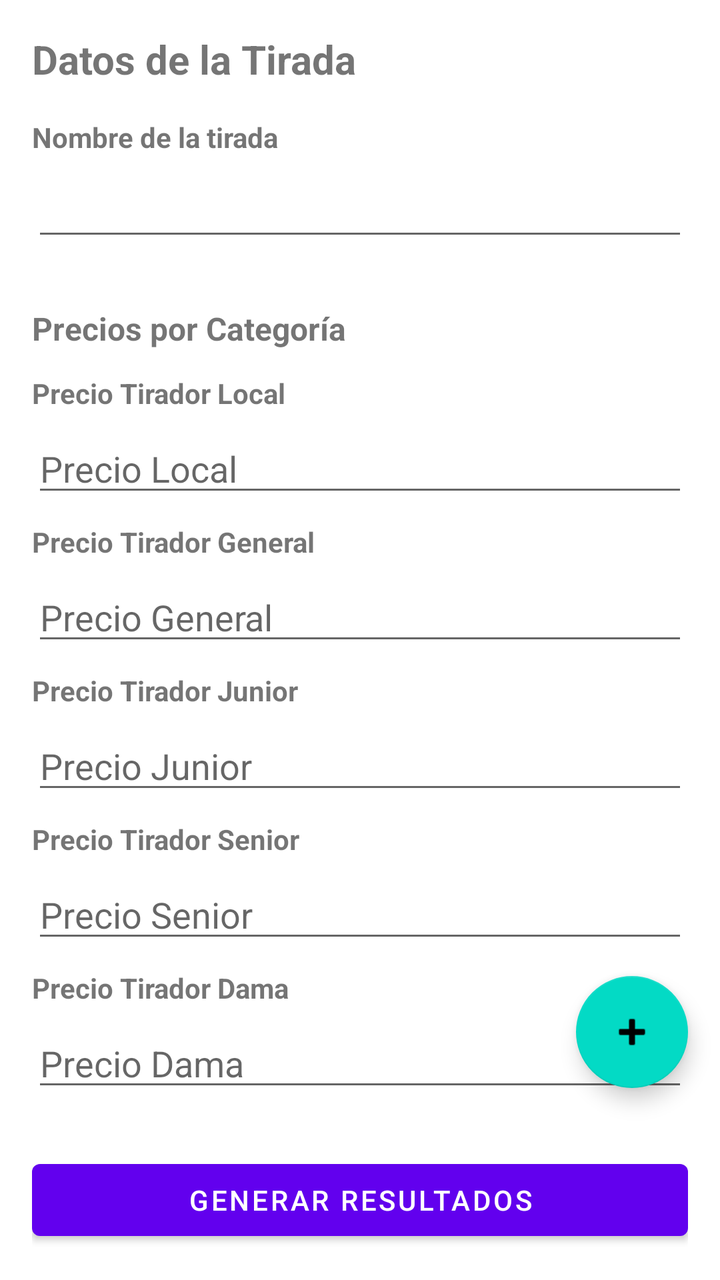
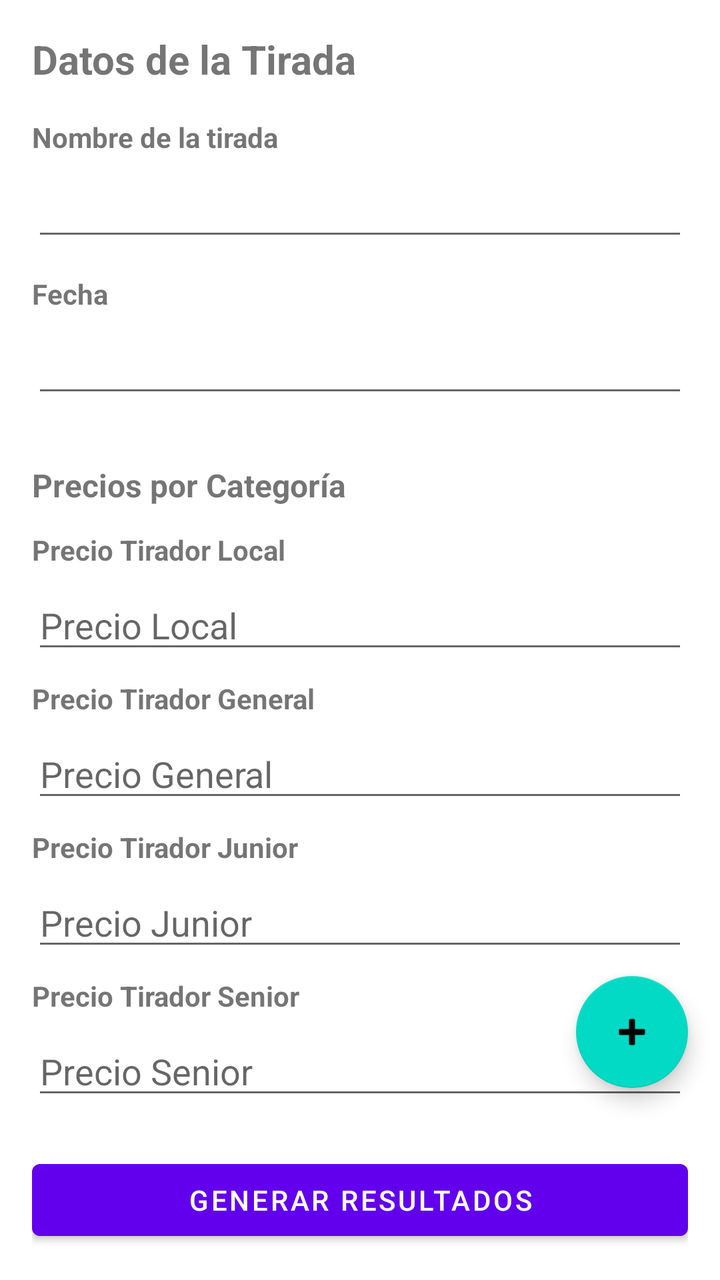

An Android layout rendered at two revisions. The XML below is the earlier revision; the diff shows what the commit changed to produce the second picture.
<!-- AndroidManifest.xml: application theme Theme.PlatoScore -->
<!-- res/layout/activity_tirada_detail.xml -->
<?xml version="1.0" encoding="utf-8"?>
<androidx.constraintlayout.widget.ConstraintLayout xmlns:android="http://schemas.android.com/apk/res/android"
    xmlns:app="http://schemas.android.com/apk/res-auto"
    xmlns:tools="http://schemas.android.com/tools"
    android:id="@+id/rootTiradaDetail"
    android:layout_width="match_parent"
    android:layout_height="match_parent"
    tools:context=".ui.activities.TiradaDetailActivity">

    
    <androidx.core.widget.NestedScrollView
        android:id="@+id/scrollContent"
        android:layout_width="0dp"
        android:layout_height="0dp"
        android:fillViewport="true"
        app:layout_constraintTop_toTopOf="parent"
        app:layout_constraintBottom_toTopOf="@id/bottomBar"
        app:layout_constraintStart_toStartOf="parent"
        app:layout_constraintEnd_toEndOf="parent">

        <LinearLayout
            android:id="@+id/contentContainer"
            android:layout_width="match_parent"
            android:layout_height="wrap_content"
            android:orientation="vertical"
            android:padding="16dp">

            <TextView
                android:layout_width="wrap_content"
                android:layout_height="wrap_content"
                android:text="Datos de la Tirada"
                android:textSize="20sp"
                android:textStyle="bold"
                android:layout_marginBottom="16dp" />

            <TextView
                android:id="@+id/lblNombreTirada"
                android:layout_width="wrap_content"
                android:layout_height="wrap_content"
                android:text="Nombre de la tirada"
                android:textStyle="bold"
                android:layout_marginBottom="6dp"
                android:labelFor="@id/etNombreTirada" />

            <EditText
                android:id="@+id/etNombreTirada"
                android:layout_width="match_parent"
                android:layout_height="wrap_content"
                android:layout_marginBottom="12dp" />

            <TextView
                android:layout_width="wrap_content"
                android:layout_height="wrap_content"
                android:text="Precios por Categoría"
                android:textSize="16sp"
                android:textStyle="bold"
                android:layout_marginTop="16dp"
                android:layout_marginBottom="12dp" />

            <TextView
                android:id="@+id/lblPrecioLocal"
                android:layout_width="wrap_content"
                android:layout_height="wrap_content"
                android:text="Precio Tirador Local"
                android:textStyle="bold"
                android:layout_marginBottom="6dp"
                android:labelFor="@id/etPrecioLocal" />

            <EditText
                android:id="@+id/etPrecioLocal"
                android:layout_width="match_parent"
                android:layout_height="wrap_content"
                android:hint="Precio Local"
                android:inputType="numberDecimal"
                android:layout_marginBottom="8dp" />

            <TextView
                android:id="@+id/lblPrecioGeneral"
                android:layout_width="wrap_content"
                android:layout_height="wrap_content"
                android:text="Precio Tirador General"
                android:textStyle="bold"
                android:layout_marginBottom="6dp"
                android:labelFor="@id/etPrecioGeneral" />

            <EditText
                android:id="@+id/etPrecioGeneral"
                android:layout_width="match_parent"
                android:layout_height="wrap_content"
                android:hint="Precio General"
                android:inputType="numberDecimal"
                android:layout_marginBottom="8dp" />

            <TextView
                android:id="@+id/lblPrecioJunior"
                android:layout_width="wrap_content"
                android:layout_height="wrap_content"
                android:text="Precio Tirador Junior"
                android:textStyle="bold"
                android:layout_marginBottom="6dp"
                android:labelFor="@id/etPrecioJunior" />

            <EditText
                android:id="@+id/etPrecioJunior"
                android:layout_width="match_parent"
                android:layout_height="wrap_content"
                android:hint="Precio Junior"
                android:inputType="numberDecimal"
                android:layout_marginBottom="8dp" />

            <TextView
                android:id="@+id/lblPrecioSenior"
                android:layout_width="wrap_content"
                android:layout_height="wrap_content"
                android:text="Precio Tirador Senior"
                android:textStyle="bold"
                android:layout_marginBottom="6dp"
                android:labelFor="@id/etPrecioSenior" />

            <EditText
                android:id="@+id/etPrecioSenior"
                android:layout_width="match_parent"
                android:layout_height="wrap_content"
                android:hint="Precio Senior"
                android:inputType="numberDecimal"
                android:layout_marginBottom="8dp" />

            <TextView
                android:id="@+id/lblPrecioDama"
                android:layout_width="wrap_content"
                android:layout_height="wrap_content"
                android:text="Precio Tirador Dama"
                android:textStyle="bold"
                android:layout_marginBottom="6dp"
                android:labelFor="@id/etPrecioDama" />

            <EditText
                android:id="@+id/etPrecioDama"
                android:layout_width="match_parent"
                android:layout_height="wrap_content"
                android:hint="Precio Dama"
                android:inputType="numberDecimal"
                android:layout_marginBottom="24dp" />

            <TextView
                android:layout_width="wrap_content"
                android:layout_height="wrap_content"
                android:text="Escuadras"
                android:textSize="16sp"
                android:textStyle="bold"
                android:layout_marginBottom="12dp" />

            <androidx.recyclerview.widget.RecyclerView
                android:id="@+id/rvEscuadras"
                android:layout_width="match_parent"
                android:layout_height="400dp"
                android:layout_marginBottom="16dp" />

        </LinearLayout>

    </androidx.core.widget.NestedScrollView>

    
    <androidx.constraintlayout.widget.ConstraintLayout
        android:id="@+id/bottomBar"
        android:layout_width="0dp"
        android:layout_height="wrap_content"
        android:padding="16dp"
        app:layout_constraintStart_toStartOf="parent"
        app:layout_constraintEnd_toEndOf="parent"
        app:layout_constraintBottom_toBottomOf="parent">

        <Button
            android:id="@+id/btnGenerarResultados"
            android:layout_width="0dp"
            android:layout_height="wrap_content"
            android:text="Generar Resultados"
            app:layout_constraintStart_toStartOf="parent"
            app:layout_constraintEnd_toEndOf="parent"
            app:layout_constraintTop_toTopOf="parent"
            app:layout_constraintBottom_toBottomOf="parent" />

    </androidx.constraintlayout.widget.ConstraintLayout>

    
    <com.google.android.material.floatingactionbutton.FloatingActionButton
        android:id="@+id/fabAddEscuadra"
        android:layout_width="wrap_content"
        android:layout_height="wrap_content"
        android:src="@android:drawable/ic_input_add"
        android:contentDescription="Añadir escuadra"
        app:layout_constraintEnd_toEndOf="parent"
        app:layout_constraintBottom_toTopOf="@id/bottomBar"
        android:layout_marginEnd="16dp"
        android:layout_marginBottom="16dp" />

</androidx.constraintlayout.widget.ConstraintLayout>
<!-- resources referenced by this layout -->
<resources>
  <style name="Theme.PlatoScore" parent="Theme.MaterialComponents.DayNight.DarkActionBar">
          
          <item name="colorPrimary">@color/purple_500</item>
          <item name="colorPrimaryVariant">@color/purple_700</item>
          <item name="colorOnPrimary">@color/white</item>
          
          <item name="colorSecondary">@color/teal_200</item>
          <item name="colorSecondaryVariant">@color/teal_700</item>
          <item name="colorOnSecondary">@color/black</item>
          
          <item name="android:statusBarColor">?attr/colorPrimaryVariant</item>
          
      </style>
  <color name="purple_500">#FF6200EE</color>
  <color name="purple_700">#FF3700B3</color>
  <color name="white">#FFFFFFFF</color>
  <color name="teal_200">#FF03DAC5</color>
  <color name="teal_700">#FF018786</color>
  <color name="black">#FF000000</color>
</resources>

<!-- the commit's change to res/layout/activity_tirada_detail.xml (unified diff, before → after) -->
@@ -46,6 +46,26 @@
                 android:id="@+id/etNombreTirada"
                 android:layout_width="match_parent"
                 android:layout_height="wrap_content"
+                android:layout_marginBottom="12dp" />
+
+            <TextView
+                android:id="@+id/lblFechaTirada"
+                android:layout_width="wrap_content"
+                android:layout_height="wrap_content"
+                android:text="Fecha"
+                android:textStyle="bold"
+                android:layout_marginBottom="6dp"
+                android:labelFor="@id/etFechaTirada" />
+
+            <EditText
+                android:id="@+id/etFechaTirada"
+                android:layout_width="match_parent"
+                android:layout_height="wrap_content"
+                android:inputType="none"
+                android:focusable="false"
+                android:clickable="true"
+                android:cursorVisible="false"
+                android:longClickable="false"
                 android:layout_marginBottom="12dp" />
 
             <TextView
